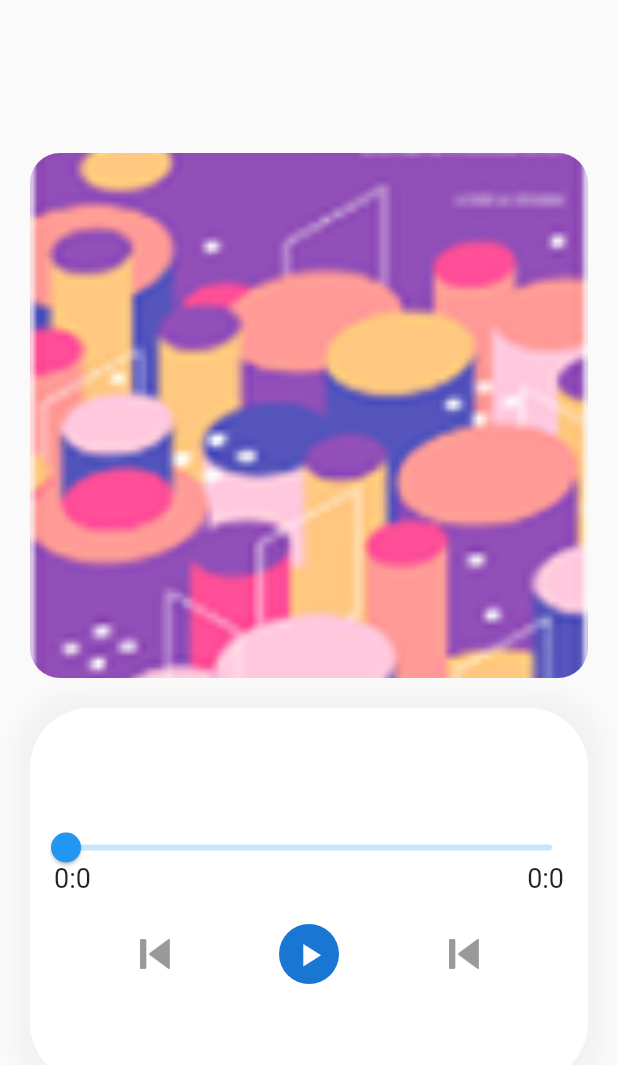
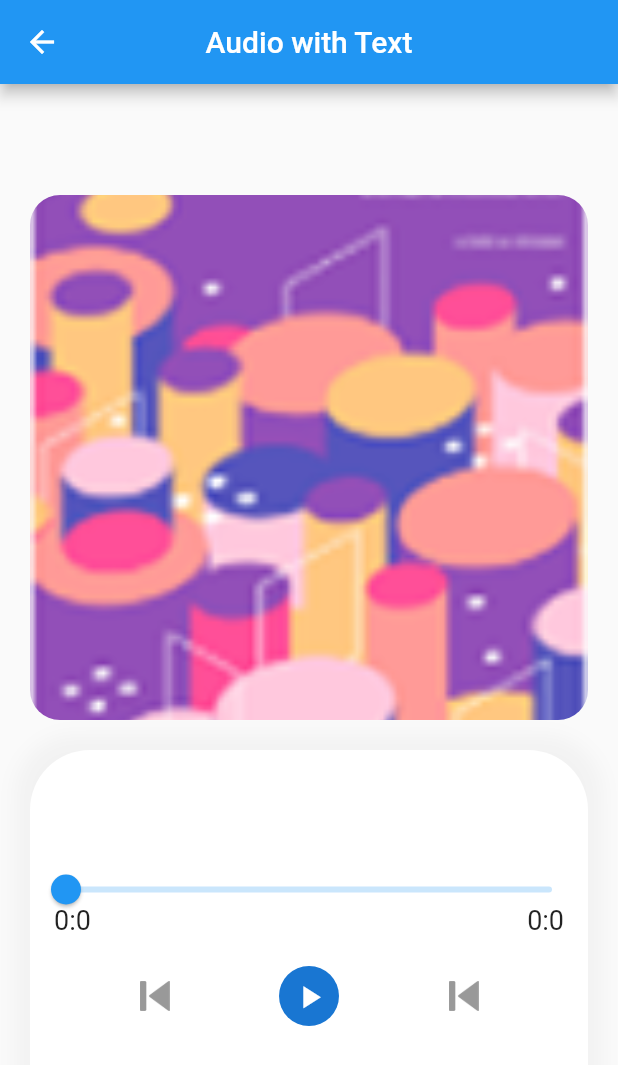
Before and after one commit to Masrafi/Audio-Complete-Guide, a Flutter app: the screen it shows after launch, after a tap on "Audio with Text", on a phone screen of 412 x 824 dp. Shown: the top 1065 px of the screen. Run offline on Flutter 3.47's test engine with Material 2 defaults, Android fonts, the phone set to English and light mode, and no system bars; our stand-ins replace audioplayers, file_picker.

Commit message:
Audio Player Complete Guide

```diff
--- a/lib/audio_with_text.dart
+++ b/lib/audio_with_text.dart
@@ -1,6 +1,5 @@
 import 'package:audioplayers/audioplayers.dart';
 import 'package:flutter/material.dart';
-
 import 'welcome.dart';
 
 class AudioTextSync extends StatefulWidget {
@@ -11,7 +10,7 @@ class AudioTextSync extends StatefulWidget {
 }
 
 class _AudioTextSyncState extends State<AudioTextSync> {
-  bool playing = false; // at the begining we are not playing any song
+  bool playing = false;
   late AudioPlayer _player;
   late AudioCache cache;
 
@@ -30,18 +29,14 @@ class _AudioTextSyncState extends State<AudioTextSync> {
   @override
   void initState() {
     super.initState();
-    //_init();
-
     _player = AudioPlayer();
     cache = AudioCache(fixedPlayer: _player);
-    //allDuu = _player.duration.inMilliseconds.toDouble();
     _player.onDurationChanged.listen((newDuration) {
       setState(() {
         musicLength = newDuration;
       });
     });
 
-    //this function will allow us to move the cursor of the slider while we are playing the song
     _player.onAudioPositionChanged.listen((newPosition) {
       setState(() {
         position = newPosition;
@@ -70,8 +65,8 @@ class _AudioTextSyncState extends State<AudioTextSync> {
   Future<bool> onWillPop() async {
     return await showDialog(
           context: context,
-          builder: (context) => new AlertDialog(
-            title: Text('Delete This Contact?'),
+          builder: (context) => AlertDialog(
+            title: const Text('Delete This Contact?'),
             content:
                 const Text('This will delete the contact from your device.'),
             actions: <Widget>[
@@ -88,15 +83,13 @@ class _AudioTextSyncState extends State<AudioTextSync> {
                     _player.pause();
                   });
                   Navigator.push(context,
-                      MaterialPageRoute(builder: (context) => Welcome()));
+                      MaterialPageRoute(builder: (context) => const Welcome()));
                 },
               )
             ],
           ),
         ) ??
         false;
-    //   _player.pause();
-    // Navigator.of(context);
   }
 
   @override
@@ -104,8 +97,12 @@ class _AudioTextSyncState extends State<AudioTextSync> {
     return WillPopScope(
       onWillPop: () => onWillPop(),
       child: Scaffold(
+        appBar: AppBar(
+          centerTitle: true,
+          title: const Text('Audio with Text'),
+        ),
         body: Padding(
-          padding: EdgeInsets.all(20),
+          padding: const EdgeInsets.all(20),
           child: Column(
             mainAxisAlignment: MainAxisAlignment.center,
             children: [
@@ -118,14 +115,14 @@ class _AudioTextSyncState extends State<AudioTextSync> {
                   width: double.infinity,
                 ),
               ),
-              SizedBox(
+              const SizedBox(
                 height: 20,
               ),
               Container(
                 height: 250,
                 decoration: BoxDecoration(
                   color: Colors.white,
-                  borderRadius: BorderRadius.all(
+                  borderRadius: const BorderRadius.all(
                     Radius.circular(40),
                   ),
                   boxShadow: [
@@ -133,21 +130,21 @@ class _AudioTextSyncState extends State<AudioTextSync> {
                       color: Colors.black.withOpacity(0.03),
                       spreadRadius: 10,
                       blurRadius: 10,
-                      offset: Offset(0, 0), // changes position of shadow
+                      offset: const Offset(0, 0), // changes position of shadow
                     ),
                   ],
                 ),
                 child: Column(
                   children: [
-                    SizedBox(
+                    const SizedBox(
                       height: 40,
                     ),
                     Center(
                         child: Text(
                       displayText,
-                      style: TextStyle(fontSize: 20, color: Colors.black),
+                      style: const TextStyle(fontSize: 20, color: Colors.black),
                     )),
-                    SizedBox(
+                    const SizedBox(
                       height: 20,
                     ),
                     SizedBox(
@@ -164,7 +161,7 @@ class _AudioTextSyncState extends State<AudioTextSync> {
                       ),
                     ),
                     Padding(
-                      padding: EdgeInsets.only(
+                      padding: const EdgeInsets.only(
                         left: 16,
                         right: 16,
                       ),
@@ -174,21 +171,21 @@ class _AudioTextSyncState extends State<AudioTextSync> {
                           //Text(position.toString()),
                           Text(
                             "${position.inMinutes}:${position.inSeconds.remainder(60)}",
-                            style: TextStyle(
+                            style: const TextStyle(
                               fontSize: 18.0,
                             ),
                           ),
 
                           Text(
                             "${musicLength.inMinutes}:${musicLength.inSeconds.remainder(60)}",
-                            style: TextStyle(
+                            style: const TextStyle(
                               fontSize: 18.0,
                             ),
                           ),
                         ],
                       ),
                     ),
-                    SizedBox(
+                    const SizedBox(
                       height: 20,
                     ),
                     Row(
--- a/lib/welcome.dart
+++ b/lib/welcome.dart
@@ -1,5 +1,4 @@
 import 'package:flutter/material.dart';
-
 import 'audio_assets.dart';
 import 'audio_local_store.dart';
 import 'audio_with_text.dart';
@@ -18,7 +17,7 @@ class _WelcomeState extends State<Welcome> {
     return Scaffold(
       appBar: AppBar(
         centerTitle: true,
-        title: Text('Audio Boss'),
+        title: const Text('Audio Complete Guide'),
       ),
       body: Column(
         children: [
@@ -29,10 +28,10 @@ class _WelcomeState extends State<Welcome> {
             child: ElevatedButton(
               onPressed: () {
                 Navigator.push(context,
-                    MaterialPageRoute(builder: (context) => MainPage()));
+                    MaterialPageRoute(builder: (context) => const MainPage()));
               },
               child: const Text(
-                "From URL",
+                "Audio from URL",
               ),
             ),
           ),
@@ -42,11 +41,13 @@ class _WelcomeState extends State<Welcome> {
           Center(
             child: ElevatedButton(
               onPressed: () {
-                Navigator.push(context,
-                    MaterialPageRoute(builder: (context) => AudioFromAssets()));
+                Navigator.push(
+                    context,
+                    MaterialPageRoute(
+                        builder: (context) => const AudioFromAssets()));
               },
               child: const Text(
-                "From Asset",
+                "Audio from Asset",
               ),
             ),
           ),
@@ -56,11 +57,13 @@ class _WelcomeState extends State<Welcome> {
           Center(
             child: ElevatedButton(
               onPressed: () {
-                Navigator.push(context,
-                    MaterialPageRoute(builder: (context) => AudioLocalStore()));
+                Navigator.push(
+                    context,
+                    MaterialPageRoute(
+                        builder: (context) => const AudioLocalStore()));
               },
               child: const Text(
-                "From Storage",
+                "Audio from Storage",
               ),
             ),
           ),
@@ -70,8 +73,10 @@ class _WelcomeState extends State<Welcome> {
           Center(
             child: ElevatedButton(
               onPressed: () {
-                Navigator.push(context,
-                    MaterialPageRoute(builder: (context) => AudioTextSync()));
+                Navigator.push(
+                    context,
+                    MaterialPageRoute(
+                        builder: (context) => const AudioTextSync()));
               },
               child: const Text(
                 "Audio with Text",
```
Also changed, not shown: lib/app_color.dart (deleted, +0 -14 lines), lib/audio_assets.dart (+21 -32 lines), lib/audio_local_store.dart (+83 -43 lines), lib/audio_url.dart (+15 -49 lines), lib/main.dart (+0 -14 lines), lib/sg.dart (deleted, +0 -180 lines).
